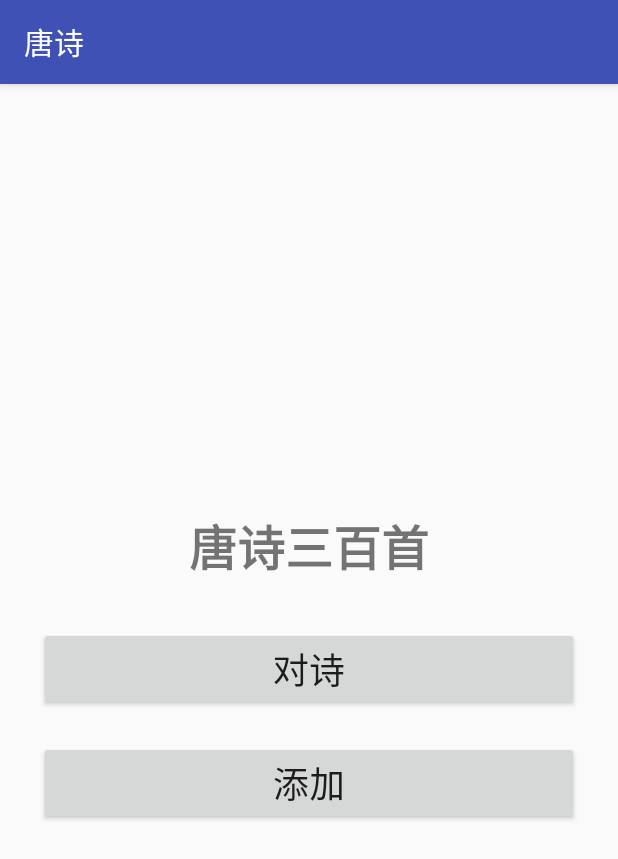
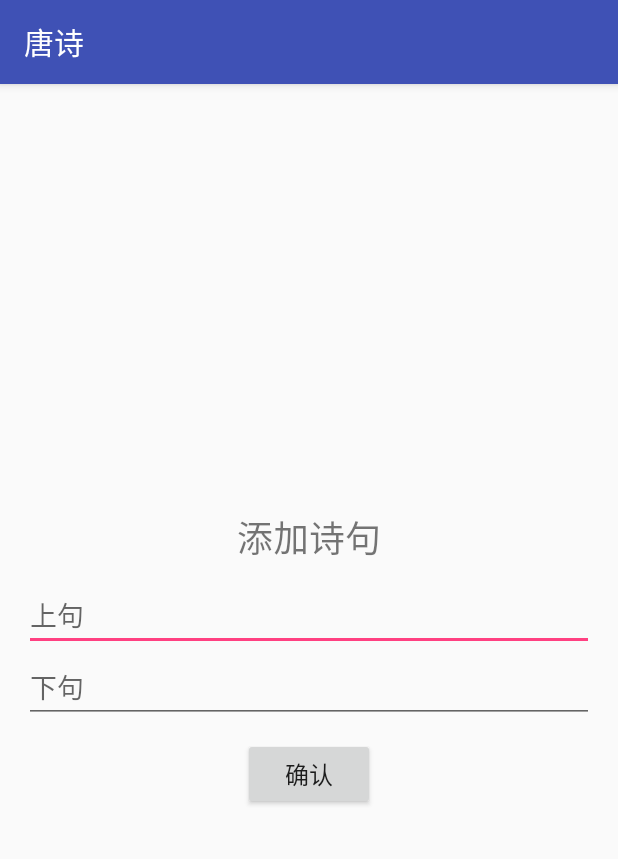
Before and after one commit to ChuGeX/TangShi, an Android app: the screen it shows after launch (MainActivity before the commit, AddQuizActivity after it), after a tap on "添加", on a phone screen of 412 x 824 dp. Shown: the top 859 px of the screen. Run offline under Robolectric (Android 15) with nearby library versions, the phone set to English and light mode, and no system bars.

```diff
--- a/app/src/main/AndroidManifest.xml
+++ b/app/src/main/AndroidManifest.xml
@@ -15,7 +15,8 @@
                 <category android:name="android.intent.category.LAUNCHER" />
             </intent-filter>
         </activity>
-        <activity android:name=".QuizActivity"></activity>
+        <activity android:name=".QuizActivity" />
+        <activity android:name=".AddQuizActivity"></activity>
     </application>
 
 </manifest>
--- /dev/null
+++ b/app/src/main/java/dev/eecs/hg/tangshi/AddQuizActivity.java
@@ -0,0 +1,39 @@
+package dev.eecs.hg.tangshi;
+
+import android.support.v7.app.AppCompatActivity;
+import android.os.Bundle;
+import android.view.View;
+import android.widget.EditText;
+
+import java.io.FileNotFoundException;
+import java.io.PrintStream;
+
+public class AddQuizActivity extends AppCompatActivity {
+    public static final String XIN_SHI_JU_FILE_NAME = "xinshi.txt";
+
+    @Override
+    protected void onCreate(Bundle savedInstanceState) {
+        super.onCreate(savedInstanceState);
+        setContentView(R.layout.activity_add_quiz);
+    }
+
+
+    public void saveQuiz(View view) {
+        EditText shangju = (EditText) findViewById(R.id.shang_text);
+        EditText xiaju = (EditText) findViewById(R.id.xia_text);
+        String shang_ju = shangju != null ? shangju.getText().toString() : null;
+        String xia_ju = xiaju != null ? xiaju.getText().toString() : null;
+        if (shang_ju == null || xia_ju == null || shang_ju.length() > 0 || xia_ju.length() > 0) {
+            try {
+                // 添加新诗句到文件
+                PrintStream printStream = new PrintStream(openFileOutput(XIN_SHI_JU_FILE_NAME, MODE_APPEND));
+                printStream.println(shang_ju + "-" + xia_ju);
+
+                // 返回
+                finish();
+            } catch (FileNotFoundException e) {
+                e.printStackTrace();
+            }
+        }
+    }
+}
--- a/app/src/main/java/dev/eecs/hg/tangshi/MainActivity.java
+++ b/app/src/main/java/dev/eecs/hg/tangshi/MainActivity.java
@@ -21,6 +21,8 @@ public class MainActivity extends AppCompatActivity {
     }
 
     public void tianJiaClicked(View view) {
+        Intent intent = new Intent(this, AddQuizActivity.class);
+        startActivity(intent);
     }
 
 }
--- /dev/null
+++ b/app/src/main/res/layout/activity_add_quiz.xml
@@ -0,0 +1,45 @@
+<?xml version="1.0" encoding="utf-8"?>
+<LinearLayout xmlns:android="http://schemas.android.com/apk/res/android"
+    xmlns:tools="http://schemas.android.com/tools"
+    android:layout_width="match_parent"
+    android:layout_height="match_parent"
+    android:orientation="vertical"
+    android:gravity="center"
+    android:paddingBottom="@dimen/activity_vertical_margin"
+    android:paddingLeft="@dimen/activity_horizontal_margin"
+    android:paddingRight="@dimen/activity_horizontal_margin"
+    android:paddingTop="@dimen/activity_vertical_margin"
+    tools:context="dev.eecs.hg.tangshi.AddQuizActivity">
+
+    <TextView
+        android:layout_width="wrap_content"
+        android:layout_height="wrap_content"
+        android:text="添加诗句"
+        android:layout_margin="10dp"
+        android:textSize="24sp"/>
+
+    <EditText
+        android:id="@+id/shang_text"
+        android:layout_width="match_parent"
+        android:layout_height="wrap_content"
+        android:hint="上句"
+        android:inputType="text"
+        android:imeOptions="actionNext"/>
+
+    <EditText
+        android:id="@+id/xia_text"
+        android:layout_width="match_parent"
+        android:layout_height="wrap_content"
+        android:hint="下句"
+        android:inputType="text"
+        android:imeOptions="actionDone"/>
+
+    <Button
+        android:layout_width="wrap_content"
+        android:layout_height="wrap_content"
+        android:layout_margin="10dp"
+        android:text="确认"
+        android:textSize="16sp"
+        android:onClick="saveQuiz"/>
+
+</LinearLayout>
```
Also changed, not shown: app/src/main/java/dev/eecs/hg/tangshi/QuizActivity.java (+13 -1 lines).
